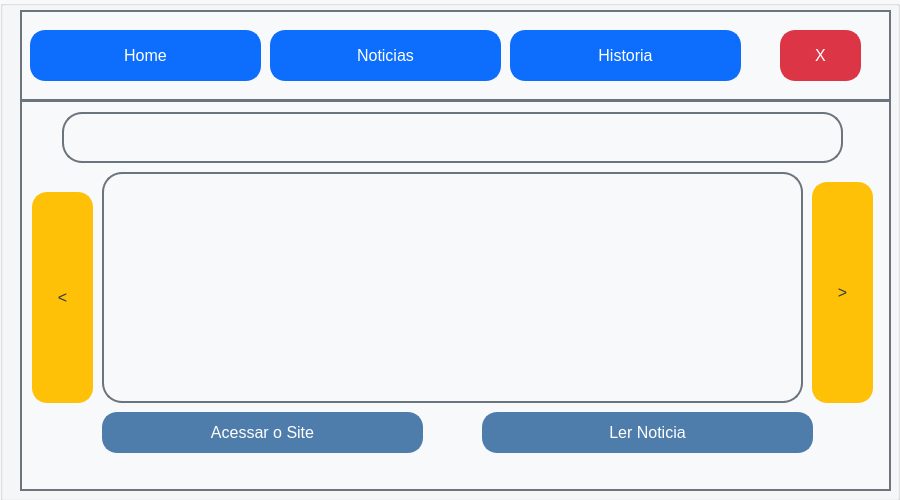
Old version of the form interface.ui in the repository XlouPx/App_futebol.
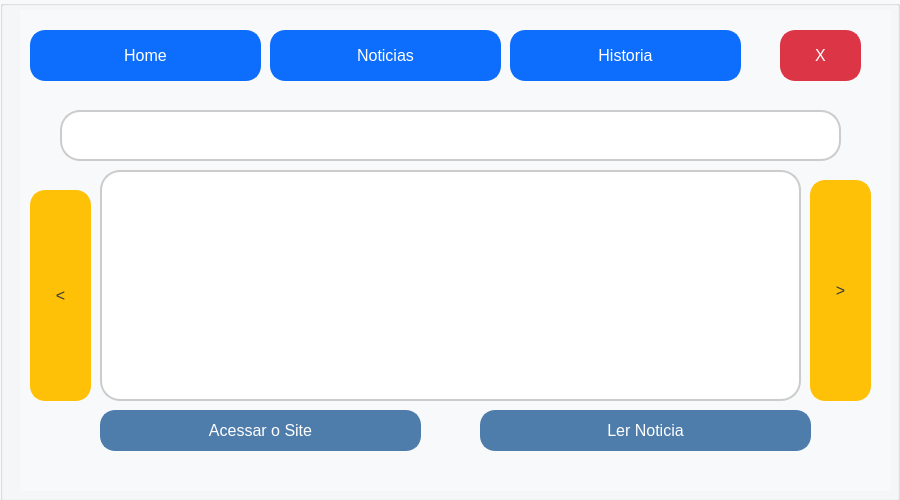
New version of the form. The open tabs and pages were chosen to show the change.

Patch:
```diff
--- a/interface.ui
+++ b/interface.ui
@@ -131,24 +131,36 @@
      </property>
      <property name="font">
       <font>
-       <pointsize>14</pointsize>
+       <pointsize>12</pointsize>
       </font>
      </property>
      <property name="toolTipDuration">
       <number>12</number>
      </property>
      <property name="styleSheet">
-      <string notr="true">QStackedWidget {
+      <string notr="true">QTextEdit {
+    background-color: white;
+    color: black;
+    border: 2px solid #ccc;
+    border-radius: 20px;
+    padding: 10px;
+    font-size: 14px;
+}
+
+QTextEdit[htmlText=&quot;true&quot;] {
     background-color: #f8f9fa;
     color: #343a40;
     border: 2px solid #6c757d;
-    padding: 10px;
+    border-radius: 20px;
+    padding: 8px;
     font-size: 14px;
+    border: none;
 }
 
 QStackedWidget:focus {
     border: 2px solid #007bff;
 }
+
 </string>
      </property>
      <property name="currentIndex">
@@ -358,13 +370,29 @@
        </property>
        <property name="styleSheet">
         <string notr="true">QTextEdit {
+    background-color: white;
+    color: black;
+    border: 2px solid #ccc;
+    border-radius: 20px;
+    padding: 10px;
+    font-size: 14px;
+}
+
+QTextEdit[htmlText=&quot;true&quot;] {
     background-color: #f8f9fa;
     color: #343a40;
     border: 2px solid #6c757d;
     border-radius: 20px;
     padding: 8px;
     font-size: 14px;
-}</string>
+    border: none;
+}
+
+QTextEdit:focus {
+    border: 2px solid #007bff;
+}
+
+</string>
        </property>
        <property name="html">
         <string>&lt;!DOCTYPE HTML PUBLIC &quot;-//W3C//DTD HTML 4.0//EN&quot; &quot;http://www.w3.org/TR/REC-html40/strict.dtd&quot;&gt;
@@ -385,7 +413,7 @@
        </property>
        <property name="font">
         <font>
-         <pointsize>14</pointsize>
+         <pointsize>12</pointsize>
         </font>
        </property>
        <property name="toolTipDuration">
@@ -441,7 +469,7 @@
        </property>
        <property name="font">
         <font>
-         <pointsize>14</pointsize>
+         <pointsize>12</pointsize>
         </font>
        </property>
        <property name="toolTipDuration">
@@ -488,20 +516,36 @@
        </property>
        <property name="styleSheet">
         <string notr="true">QTextEdit {
+    background-color: white;
+    color: black;
+    border: 2px solid #ccc;
+    border-radius: 20px;
+    padding: 10px;
+    font-size: 14px;
+}
+
+QTextEdit[htmlText=&quot;true&quot;] {
     background-color: #f8f9fa;
     color: #343a40;
     border: 2px solid #6c757d;
     border-radius: 20px;
     padding: 8px;
-    font-size: 18px;
-}</string>
+    font-size: 14px;
+    border: none;
+}
+
+QTextEdit:focus {
+    border: 2px solid #007bff;
+}
+
+</string>
        </property>
        <property name="html">
         <string>&lt;!DOCTYPE HTML PUBLIC &quot;-//W3C//DTD HTML 4.0//EN&quot; &quot;http://www.w3.org/TR/REC-html40/strict.dtd&quot;&gt;
 &lt;html&gt;&lt;head&gt;&lt;meta name=&quot;qrichtext&quot; content=&quot;1&quot; /&gt;&lt;style type=&quot;text/css&quot;&gt;
 p, li { white-space: pre-wrap; }
-&lt;/style&gt;&lt;/head&gt;&lt;body style=&quot; font-family:'MS Shell Dlg 2'; font-size:18px; font-weight:400; font-style:normal;&quot;&gt;
-&lt;p style=&quot;-qt-paragraph-type:empty; margin-top:0px; margin-bottom:0px; margin-left:0px; margin-right:0px; -qt-block-indent:0; text-indent:0px; font-size:14px;&quot;&gt;&lt;br /&gt;&lt;/p&gt;&lt;/body&gt;&lt;/html&gt;</string>
+&lt;/style&gt;&lt;/head&gt;&lt;body style=&quot; font-family:'MS Shell Dlg 2'; font-size:14px; font-weight:400; font-style:normal;&quot;&gt;
+&lt;p style=&quot;-qt-paragraph-type:empty; margin-top:0px; margin-bottom:0px; margin-left:0px; margin-right:0px; -qt-block-indent:0; text-indent:0px;&quot;&gt;&lt;br /&gt;&lt;/p&gt;&lt;/body&gt;&lt;/html&gt;</string>
        </property>
       </widget>
       <widget class="QPushButton" name="btnLerNoticias">
@@ -555,14 +599,30 @@
       <number>12</number>
      </property>
      <property name="styleSheet">
-      <string notr="true">QLabel {
+      <string notr="true">QTextEdit {
+    background-color: white;
+    color: black;
+    border: 2px solid #ccc;
+    border-radius: 20px;
+    padding: 10px;
+    font-size: 14px;
+}
+
+QTextEdit[htmlText=&quot;true&quot;] {
     background-color: #f8f9fa;
-    color: #1f2124;
+    color: #343a40;
     border: 2px solid #6c757d;
-    padding: 8px; 
-    font-size: 18px;
-    margin-bottom: 20px;
-}</string>
+    border-radius: 20px;
+    padding: 8px;
+    font-size: 14px;
+    border: none;
+}
+
+QTextEdit:focus {
+    border: 2px solid #007bff;
+}
+
+</string>
      </property>
      <property name="text">
       <string/>
```
Left out of the diff: 62 changed lines with no effect on the pictures.
